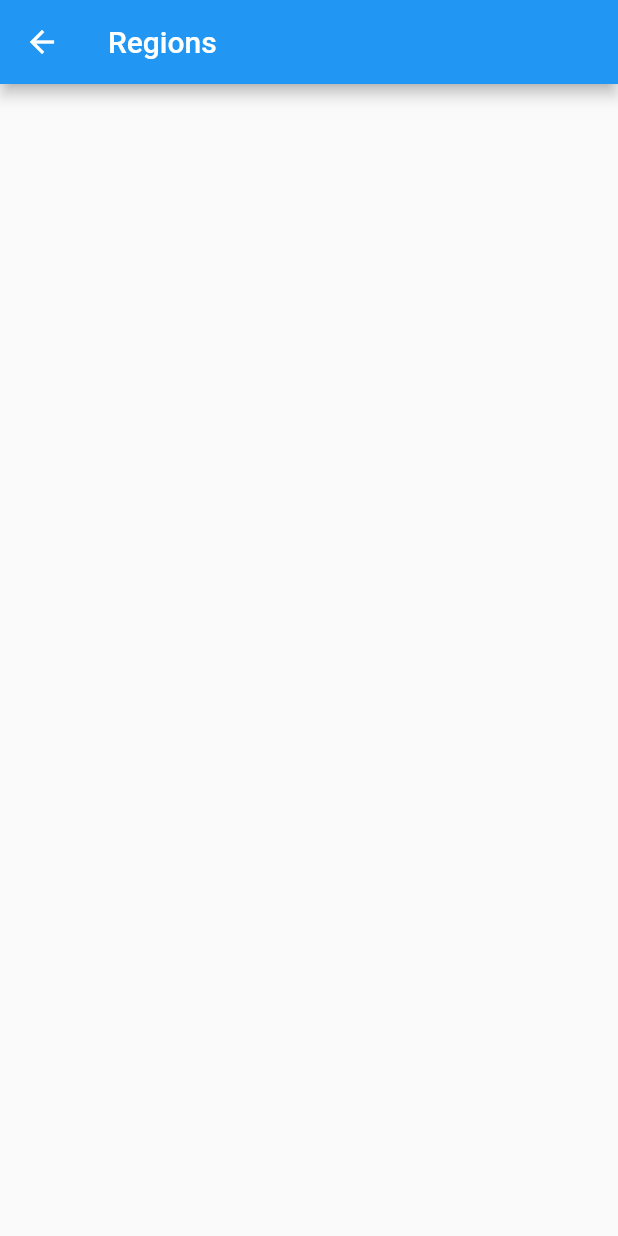
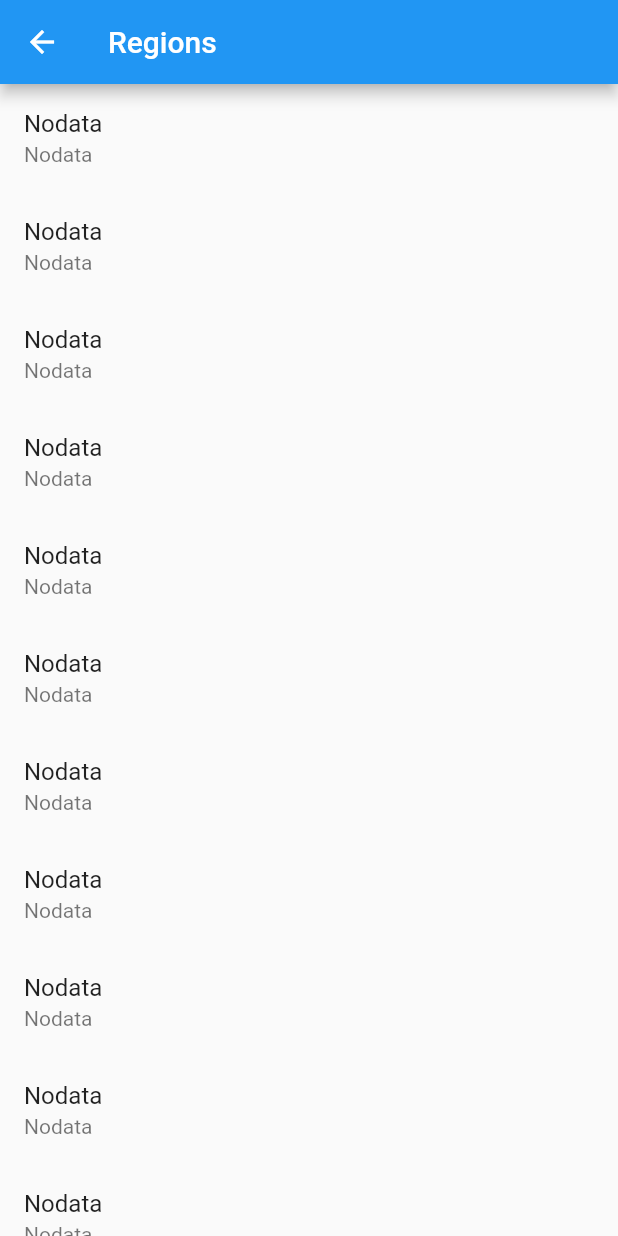
Before and after one commit to nihalmorshed/Task-1-API, a Flutter app: the screen it shows after launch, after a tap on an icon or button, on a phone screen of 412 x 824 dp. Run offline on Flutter 3.47's test engine with Material 2 defaults, Android fonts, the phone set to English and light mode, and no system bars; network calls fail.

Commit message:
Update regions.dart

```diff
--- a/lib/screens/regions.dart
+++ b/lib/screens/regions.dart
@@ -1,8 +1,6 @@
 import 'package:flutter/material.dart';
 import 'package:newfolder/models/regionmodel.dart';
 import 'package:newfolder/utils/api.dart';
-
-import '../models/summary.dart';
 
 class Regions extends StatefulWidget {
   Regions({Key? key}) : super(key: key);
@@ -23,7 +21,8 @@ class _RegionsState extends State<Regions> {
   }
 
   void getRegions() async {
-    regionsList = await ApiService().getRegionInfo();
+    regionsList = (await ApiService().getRegionInfo())?.cast<RegionModel>();
+    setState(() {});
   }
 
   @override
@@ -32,6 +31,18 @@ class _RegionsState extends State<Regions> {
       appBar: AppBar(
         title: const Text('Regions'),
       ),
+      body: ListView.builder(
+        itemCount: regionsList?.length,
+        itemBuilder: (context, index) {
+          return ListTile(
+            title: Text(
+                regionsList?[index].data![0].regionNames!.fullName ?? 'Nodata'),
+            subtitle: Text(
+                regionsList?[index].data![0].regionNames?.displayName ??
+                    'Nodata'),
+          );
+        },
+      ),
     );
   }
 }
```
